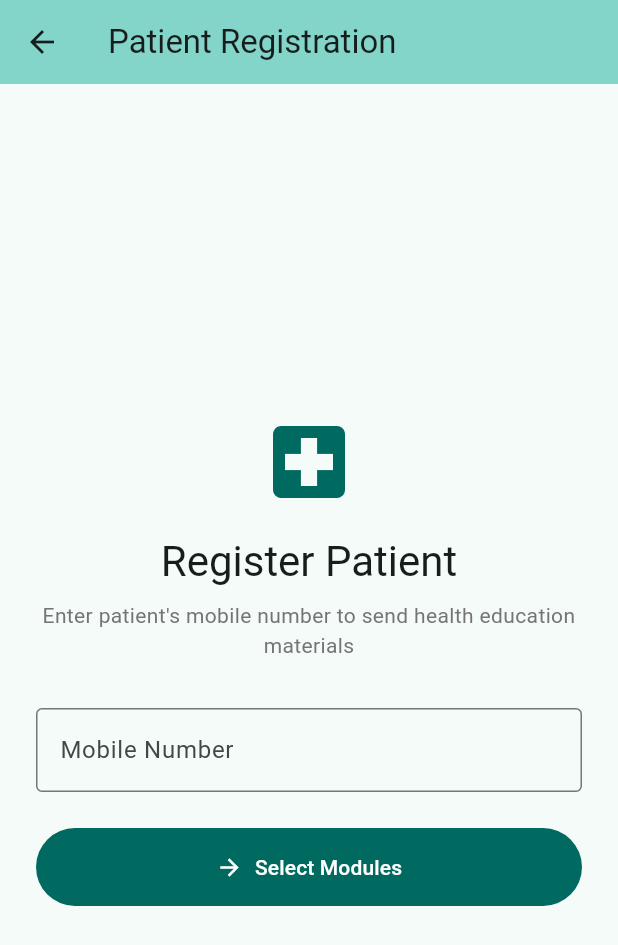
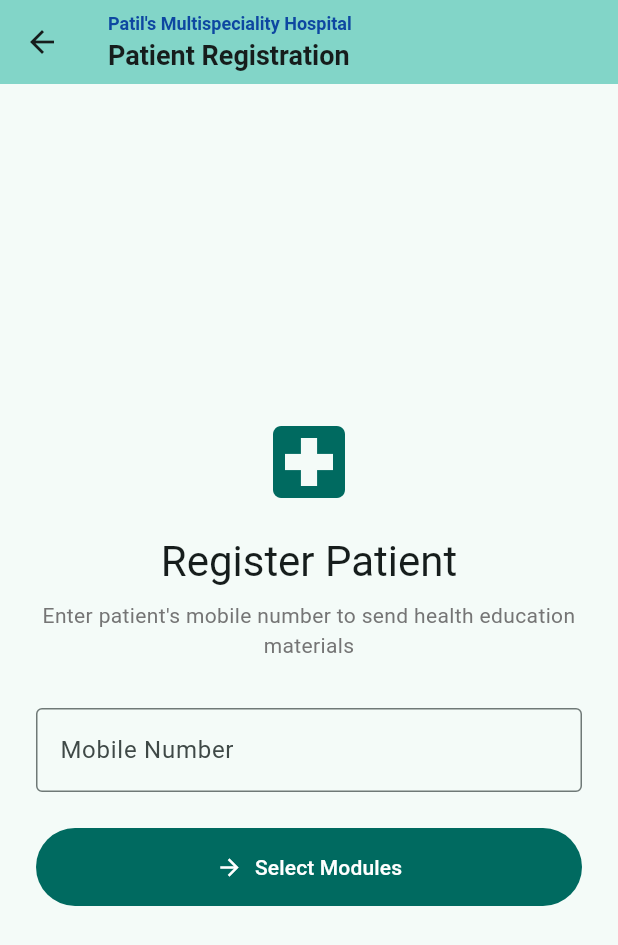
Before and after one commit to bharathreddyh/iha_clinic, a Flutter app: the screen it shows after launch, after a tap on "Clinics", on a phone screen of 412 x 824 dp. Shown: the top 945 px of the screen. Run offline on Flutter 3.47's test engine with Material 3 defaults, Android fonts, the phone set to English and light mode, and no system bars; our stand-ins replace cloud_firestore, firebase_core; missing offline and left inert: dart:html, dart:ui_web; accounts and stored records are empty; network calls fail.

Commit message:
Add clickable hospital name to AppBar on all pages
Tapping the hospital name navigates back to the home screen.

https://claude.ai/code/session_01PugChWFR49oybu54CLwyCR

```diff
--- a/lib/apps/patient_app/screens/hemorrhagic_cyst_screen.dart
+++ b/lib/apps/patient_app/screens/hemorrhagic_cyst_screen.dart
@@ -2,6 +2,7 @@ import 'dart:html' as html;
 import 'dart:ui_web' as ui_web;
 
 import 'package:flutter/material.dart';
+import '../../../core/widgets/hospital_app_bar.dart';
 
 class HemorrhagicCystScreen extends StatefulWidget {
   const HemorrhagicCystScreen({super.key});
@@ -253,8 +254,9 @@ class _HemorrhagicCystScreenState extends State<HemorrhagicCystScreen> {
   @override
   Widget build(BuildContext context) {
     return Scaffold(
-      appBar: AppBar(
-        title: Text(_label('appBar')),
+      appBar: hospitalAppBar(
+        context,
+        title: _label('appBar'),
         backgroundColor: _themeColor.withValues(alpha: 0.15),
         foregroundColor: _themeColor,
         actions: [
--- a/lib/apps/patient_app/screens/module_detail_screen.dart
+++ b/lib/apps/patient_app/screens/module_detail_screen.dart
@@ -1,5 +1,6 @@
 import 'package:flutter/material.dart';
 import '../../../core/models/module.dart';
+import '../../../core/widgets/hospital_app_bar.dart';
 
 class ModuleDetailScreen extends StatelessWidget {
   final Module module;
@@ -34,8 +35,9 @@ class ModuleDetailScreen extends StatelessWidget {
     final sections = _parseSections();
 
     return Scaffold(
-      appBar: AppBar(
-        title: Text(module.name),
+      appBar: hospitalAppBar(
+        context,
+        title: module.name,
         backgroundColor: color.withValues(alpha: 0.15),
         foregroundColor: color,
       ),
--- a/lib/apps/patient_app/screens/modules_list_screen.dart
+++ b/lib/apps/patient_app/screens/modules_list_screen.dart
@@ -3,6 +3,7 @@ import '../../../core/models/module.dart';
 import '../../../core/models/registration.dart';
 import '../../../core/services/database_service.dart';
 import '../../../core/config/app_config.dart';
+import '../../../core/widgets/hospital_app_bar.dart';
 import 'module_detail_screen.dart';
 
 class ModulesListScreen extends StatefulWidget {
@@ -90,8 +91,9 @@ class _ModulesListScreenState extends State<ModulesListScreen> {
   @override
   Widget build(BuildContext context) {
     return Scaffold(
-      appBar: AppBar(
-        title: Text(appConfig.clinicName),
+      appBar: hospitalAppBar(
+        context,
+        title: appConfig.clinicName,
         backgroundColor: Theme.of(context).colorScheme.inversePrimary,
         automaticallyImplyLeading: false,
       ),
--- a/lib/apps/reception_app/screens/confirmation_screen.dart
+++ b/lib/apps/reception_app/screens/confirmation_screen.dart
@@ -2,6 +2,7 @@ import 'package:flutter/material.dart';
 import '../../../core/models/module.dart';
 import '../../../core/services/database_service.dart';
 import '../../../core/services/sms_service.dart';
+import '../../../core/widgets/hospital_app_bar.dart';
 import 'success_screen.dart';
 
 class ConfirmationScreen extends StatefulWidget {
@@ -65,8 +66,9 @@ class _ConfirmationScreenState extends State<ConfirmationScreen> {
   @override
   Widget build(BuildContext context) {
     return Scaffold(
-      appBar: AppBar(
-        title: const Text('Confirm & Send'),
+      appBar: hospitalAppBar(
+        context,
+        title: 'Confirm & Send',
         backgroundColor: Theme.of(context).colorScheme.inversePrimary,
       ),
       body: SingleChildScrollView(
--- a/lib/apps/reception_app/screens/mobile_entry_screen.dart
+++ b/lib/apps/reception_app/screens/mobile_entry_screen.dart
@@ -1,5 +1,6 @@
 import 'package:flutter/material.dart';
 import 'package:flutter/services.dart';
+import '../../../core/widgets/hospital_app_bar.dart';
 import 'module_selection_screen.dart';
 
 class MobileEntryScreen extends StatefulWidget {
@@ -34,8 +35,9 @@ class _MobileEntryScreenState extends State<MobileEntryScreen> {
   @override
   Widget build(BuildContext context) {
     return Scaffold(
-      appBar: AppBar(
-        title: const Text('Patient Registration'),
+      appBar: hospitalAppBar(
+        context,
+        title: 'Patient Registration',
         backgroundColor: Theme.of(context).colorScheme.inversePrimary,
       ),
       body: Center(
--- a/lib/apps/reception_app/screens/module_selection_screen.dart
+++ b/lib/apps/reception_app/screens/module_selection_screen.dart
@@ -1,6 +1,7 @@
 import 'package:flutter/material.dart';
 import '../../../core/models/module.dart';
 import '../../../core/services/database_service.dart';
+import '../../../core/widgets/hospital_app_bar.dart';
 import 'confirmation_screen.dart';
 
 class ModuleSelectionScreen extends StatefulWidget {
@@ -76,8 +77,9 @@ class _ModuleSelectionScreenState extends State<ModuleSelectionScreen> {
   @override
   Widget build(BuildContext context) {
     return Scaffold(
-      appBar: AppBar(
-        title: const Text('Select Modules'),
+      appBar: hospitalAppBar(
+        context,
+        title: 'Select Modules',
         backgroundColor: Theme.of(context).colorScheme.inversePrimary,
       ),
       body: _isLoading
--- a/lib/apps/reception_app/screens/success_screen.dart
+++ b/lib/apps/reception_app/screens/success_screen.dart
@@ -1,6 +1,7 @@
 import 'package:flutter/material.dart';
 import 'package:flutter/services.dart';
 import '../../../core/config/app_config.dart';
+import '../../../core/widgets/hospital_app_bar.dart';
 
 class SuccessScreen extends StatelessWidget {
   final String mobile;
@@ -19,8 +20,9 @@ class SuccessScreen extends StatelessWidget {
     final accessLink = '${appConfig.baseUrl}/p/$token';
 
     return Scaffold(
-      appBar: AppBar(
-        title: const Text('Registration Complete'),
+      appBar: hospitalAppBar(
+        context,
+        title: 'Registration Complete',
         backgroundColor: Theme.of(context).colorScheme.inversePrimary,
         automaticallyImplyLeading: false,
       ),
--- /dev/null
+++ b/lib/core/widgets/hospital_app_bar.dart
@@ -0,0 +1,47 @@
+import 'package:flutter/material.dart';
+
+/// Creates an AppBar with a clickable hospital name that navigates home.
+AppBar hospitalAppBar(
+  BuildContext context, {
+  required String title,
+  Color? backgroundColor,
+  Color? foregroundColor,
+  List<Widget>? actions,
+  bool automaticallyImplyLeading = true,
+}) {
+  return AppBar(
+    title: Column(
+      crossAxisAlignment: CrossAxisAlignment.start,
+      children: [
+        GestureDetector(
+          onTap: () => Navigator.pushNamedAndRemoveUntil(
+            context,
+            '/',
+            (route) => false,
+          ),
+          child: const Text(
+            "Patil's Multispeciality Hospital",
+            style: TextStyle(
+              fontSize: 12,
+              fontWeight: FontWeight.w600,
+              color: Color(0xFF0D47A1),
+            ),
+          ),
+        ),
+        const SizedBox(height: 2),
+        Text(
+          title,
+          style: TextStyle(
+            fontSize: 18,
+            fontWeight: FontWeight.bold,
+            color: foregroundColor,
+          ),
+        ),
+      ],
+    ),
+    backgroundColor: backgroundColor,
+    foregroundColor: foregroundColor,
+    automaticallyImplyLeading: automaticallyImplyLeading,
+    actions: actions,
+  );
+}
--- a/lib/screens/education_modules_screen.dart
+++ b/lib/screens/education_modules_screen.dart
@@ -1,4 +1,5 @@
 import 'package:flutter/material.dart';
+import '../core/widgets/hospital_app_bar.dart';
 
 class EducationModulesScreen extends StatelessWidget {
   const EducationModulesScreen({super.key});
@@ -6,8 +7,9 @@ class EducationModulesScreen extends StatelessWidget {
   @override
   Widget build(BuildContext context) {
     return Scaffold(
-      appBar: AppBar(
-        title: const Text('Education Modules'),
+      appBar: hospitalAppBar(
+        context,
+        title: 'Education Modules',
         backgroundColor: const Color(0xFFAD1457).withValues(alpha: 0.15),
         foregroundColor: const Color(0xFFAD1457),
       ),
```
